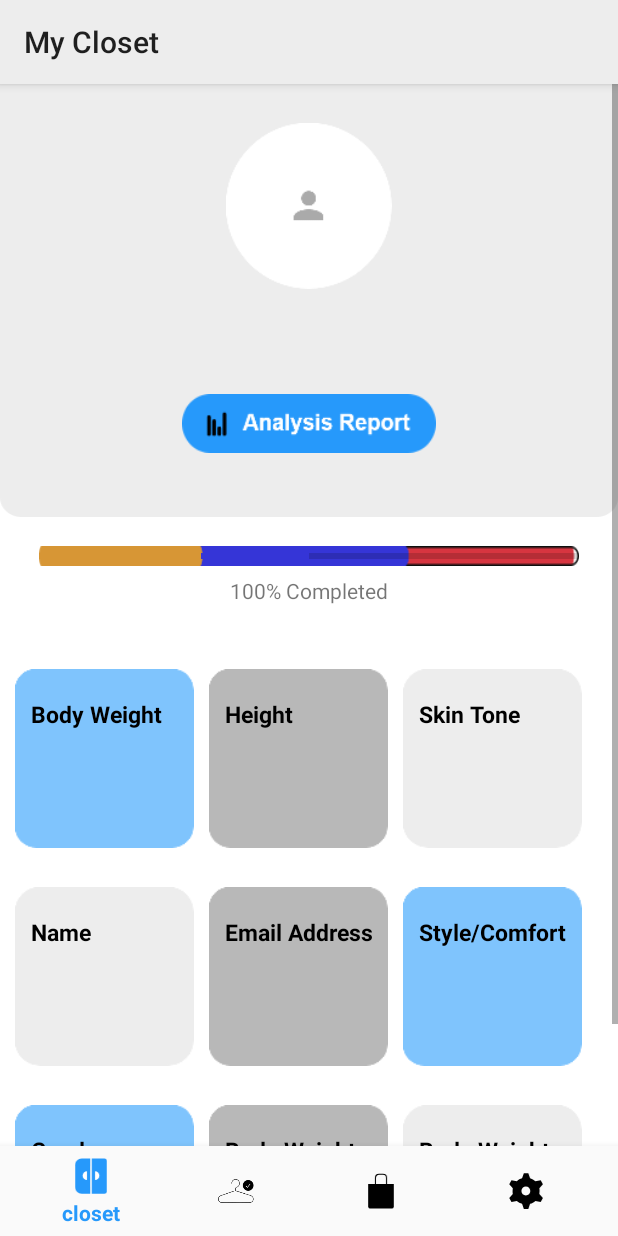
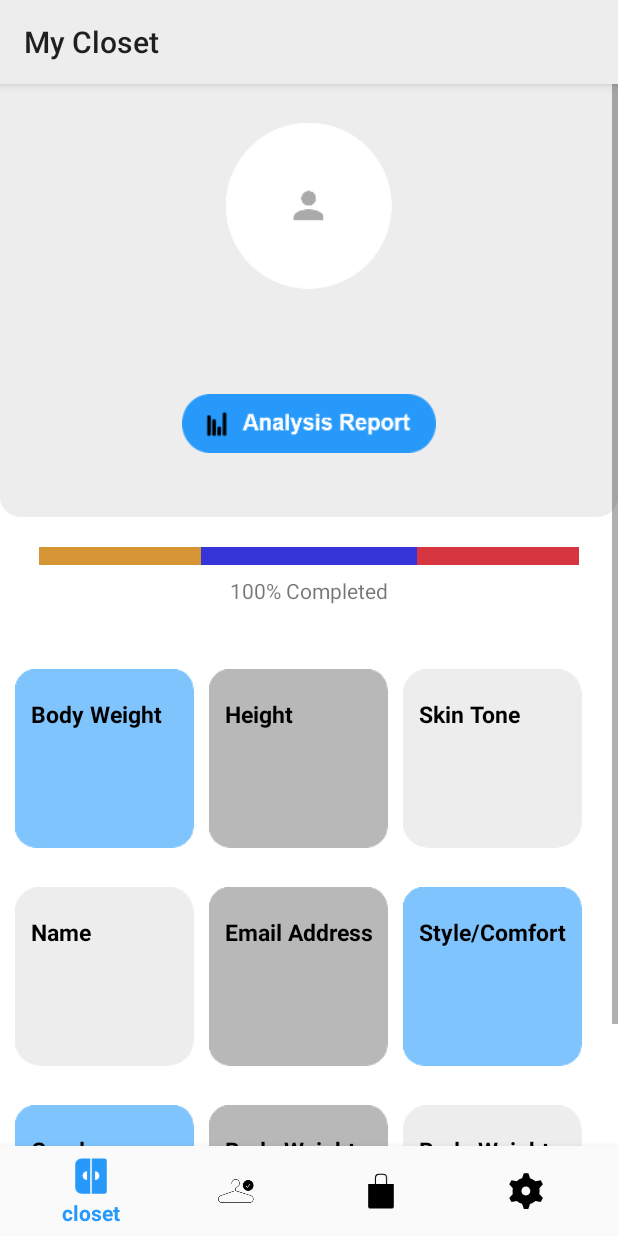
Before and after one commit to Naiket08/SvaKatha, an Android app: the fragment ProfileFragment placed in its activity, on a phone screen of 412 x 824 dp. Run offline under Robolectric (Android 15) with nearby library versions, the phone set to English and light mode, and no system bars; our stand-ins replace Firebase (no records; nobody signed in at launch, a user with empty details on screens opened directly), Picasso, sdp/ssp sizes; libraries missing offline, so code that uses them is left out: com.google.api.client, com.google.api.services; pictures from the network do not load; 1 statement that could not run was skipped.

Commit message:
progressbar

```diff
--- a/app/src/main/java/com/example/svakatha/Settings/SubFragments/ProfileFragment.java
+++ b/app/src/main/java/com/example/svakatha/Settings/SubFragments/ProfileFragment.java
@@ -1,5 +1,6 @@
 package com.example.svakatha.Settings.SubFragments;
 
+import android.animation.ObjectAnimator;
 import android.annotation.SuppressLint;
 import android.content.Context;
 import android.graphics.Typeface;
@@ -7,8 +8,10 @@ import android.os.Bundle;
 import android.view.LayoutInflater;
 import android.view.View;
 import android.view.ViewGroup;
+import android.view.animation.AccelerateInterpolator;
 import android.widget.ImageButton;
 import android.widget.ImageView;
+import android.widget.ProgressBar;
 import android.widget.TextView;
 
 import androidx.annotation.NonNull;
@@ -31,6 +34,7 @@ public class ProfileFragment extends Fragment {
             textviewdetail9,textViewprofilefragment2,textViewprofilefragment3;
     private TextView textViewDetail1Title,textViewDetail2Title,textViewDetail3Title,textViewDetail4Title,textViewDetail5Title,
             textViewDetail6Title,textViewDetail7Title,textViewDetail8Title,textViewDetail9Title;
+    ProgressBar progressBarProfileFragment;
     private Context mContext;
     private FirebaseAuth mAuth;
     private FirebaseFirestore db = FirebaseFirestore.getInstance();
@@ -75,6 +79,17 @@ public class ProfileFragment extends Fragment {
         textViewDetail8Title=(TextView)view.findViewById(R.id.textViewDetail8Title);
         textViewDetail9Title=(TextView)view.findViewById(R.id.textViewDetail9Title);
 
+        //progressbar animation
+        ProgressBar mProgressBar = (ProgressBar)view.findViewById(R.id.progressBarProfileFragment);
+        ObjectAnimator progressAnimator = ObjectAnimator.ofInt(mProgressBar, "progress", 0,30);
+        ObjectAnimator progressAnimator2 = ObjectAnimator.ofInt(mProgressBar, "secondaryProgress", 30,70);
+        progressAnimator.setDuration(500);
+        progressAnimator.setInterpolator(new AccelerateInterpolator());
+        progressAnimator.start();
+        progressAnimator2.setDuration(500);
+        progressAnimator2.setInterpolator(new AccelerateInterpolator());
+        progressAnimator2.start();
+
         db.collection("users").document(mAuth.getCurrentUser().getUid()).get()
                 .addOnSuccessListener(new OnSuccessListener<DocumentSnapshot>() {
                     @SuppressLint("SetTextI18n")
--- a/app/src/main/res/layout/profile_fragment.xml
+++ b/app/src/main/res/layout/profile_fragment.xml
@@ -104,26 +104,28 @@
                 android:background="@drawable/analysis" />
 
             <ProgressBar
-                android:id="@+id/progressBarBodyShapeScreen_1"
+                android:id="@+id/progressBarProfileFragment"
                 style="?android:attr/progressBarStyleHorizontal"
                 android:layout_width="@dimen/_327sdp"
                 android:layout_height="@dimen/_10sdp"
                 android:max="100"
                 android:progress="30"
+                android:scaleY="3"
                 android:progressTint="@color/progess"
                 android:secondaryProgressTintMode="src_over"
                 android:secondaryProgressTint="@color/progressblue"
-                android:secondaryProgress="50"
+                android:secondaryProgress="70"
                 android:layout_below="@+id/imageViewBodyShapeScreen_1"
                 android:layout_marginTop="@dimen/_15sdp"
                 android:layout_marginStart="@dimen/_20sdp"
                 android:layout_marginEnd="@dimen/_20sdp"
-                android:layout_centerHorizontal="true"
-                android:background="@drawable/progressfinal"/>
+                android:progressBackgroundTint="@color/progressred"
+                android:progressBackgroundTintMode="src_over"
+                android:layout_centerHorizontal="true" />
             <TextView
                 android:layout_width="match_parent"
                 android:layout_height="@dimen/_15sdp"
-                android:layout_below="@id/progressBarBodyShapeScreen_1"
+                android:layout_below="@id/progressBarProfileFragment"
                 android:layout_marginTop="@dimen/_5sdp"
                 android:gravity="center"
                 android:text="100% Completed" />
```
